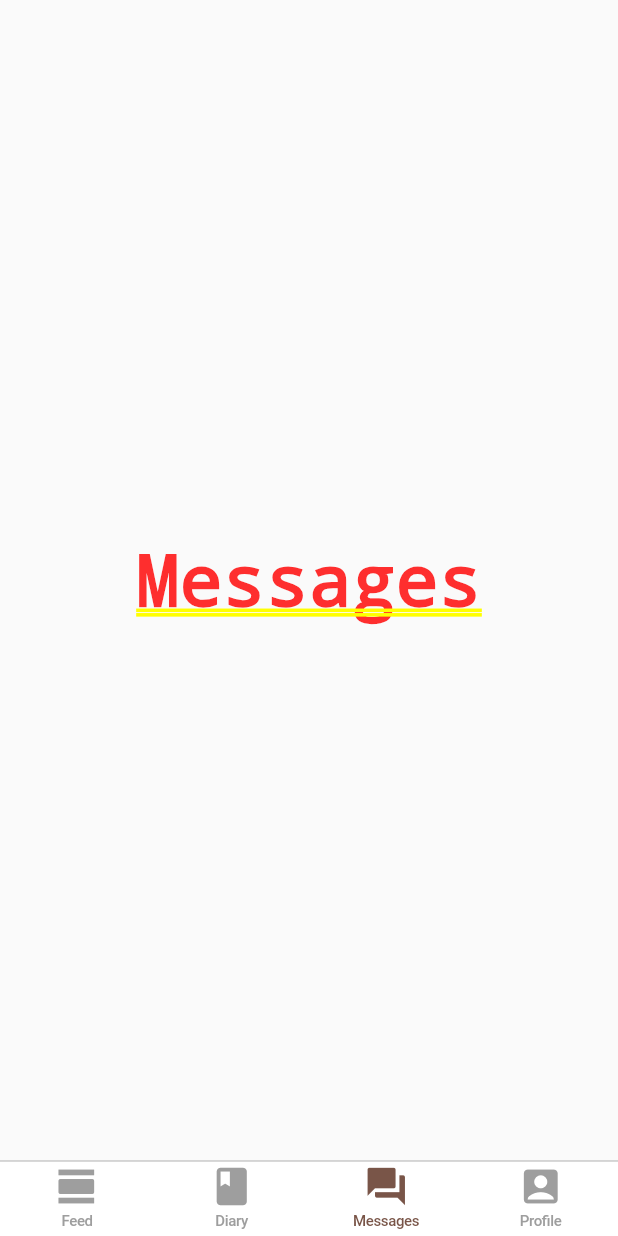
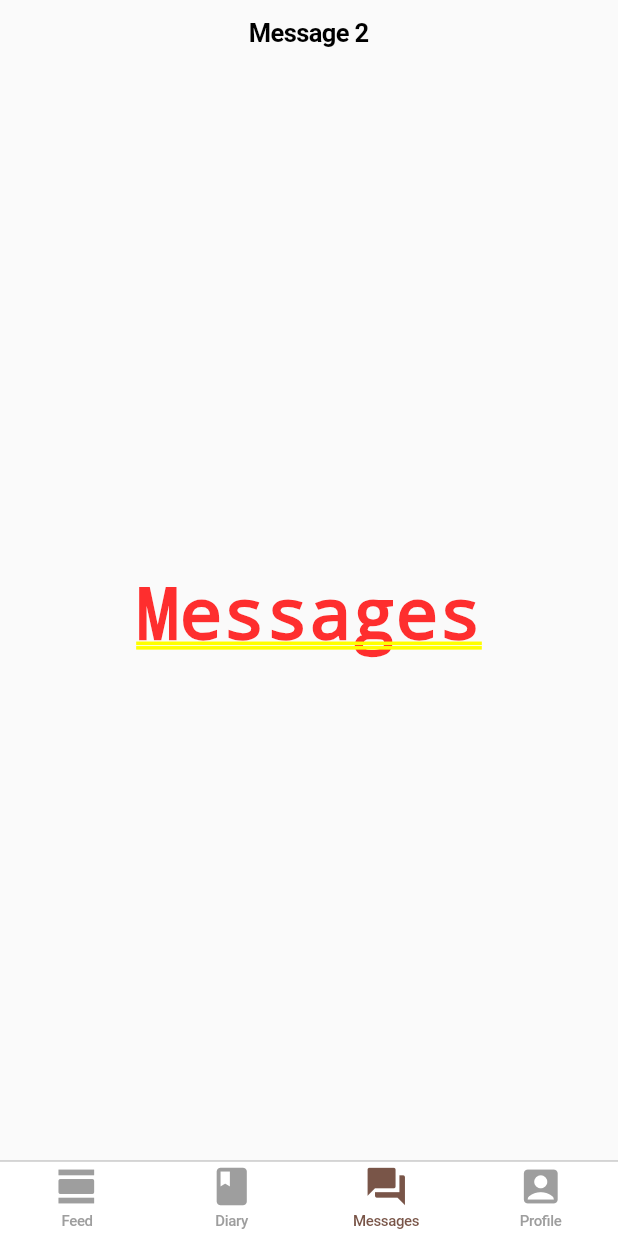
Before and after one commit to lnostal/BeonFun_mobile, a Flutter app: the screen it shows after launch, item 3 of the bottom bar chosen, on a phone screen of 412 x 824 dp. Run offline on Flutter 3.47's test engine with Material 2 defaults, Android fonts, the phone set to English and light mode, and no system bars.

Commit message:
add navigation bar to general views

```diff
--- a/lib/modules/main_tabbar/main_tabbar.dart
+++ b/lib/modules/main_tabbar/main_tabbar.dart
@@ -34,16 +34,15 @@ class MainTabBar extends StatelessWidget{
           ), tabBuilder: (BuildContext context, int index) {
             switch (index) {
               case 0:
-               return const TabFeedView();
+               return TabFeedView(title: 'Feed $index',);
               case 1:
-               return const TabDiaryView();
+               return TabDiaryView(title: 'Diary $index',);
               case 2:
-               return const TabMessagesView();
+               return TabMessagesView(title: 'Message $index',);
               case 3:
               default:
-               return const TabProfileView();
-            }
-            //return Container();
+               return TabProfileView(title: 'Profile $index',);
+            }//return Container();
            },
         );
   }
--- a/lib/modules/tab_messages/tab_messages_view.dart
+++ b/lib/modules/tab_messages/tab_messages_view.dart
@@ -1,15 +1,22 @@
 import 'package:flutter/cupertino.dart';
 
 class TabMessagesView extends StatelessWidget {
-  const TabMessagesView({super.key});
+
+  final String title;
+
+  const TabMessagesView({Key? key, required this.title}) : super(key: key);
 
   @override
   Widget build(BuildContext context) {
-    return const CupertinoPageScaffold(
-      child: SafeArea(
+    return CupertinoPageScaffold(
+      navigationBar: CupertinoNavigationBar(
+        middle: Text(title),
+      ),
+      child: const SafeArea(
         child: Center(
           child: Text('Messages'),
         ),
-      ));
+      )
+    );
   }
 }
```
Also changed, not shown: lib/modules/tab_diary/tab_diary_view.dart (+11 -4 lines), lib/modules/tab_feed/tab_feed_view.dart (+12 -4 lines), lib/modules/tab_profile/tab_profile_view.dart (+11 -4 lines).
